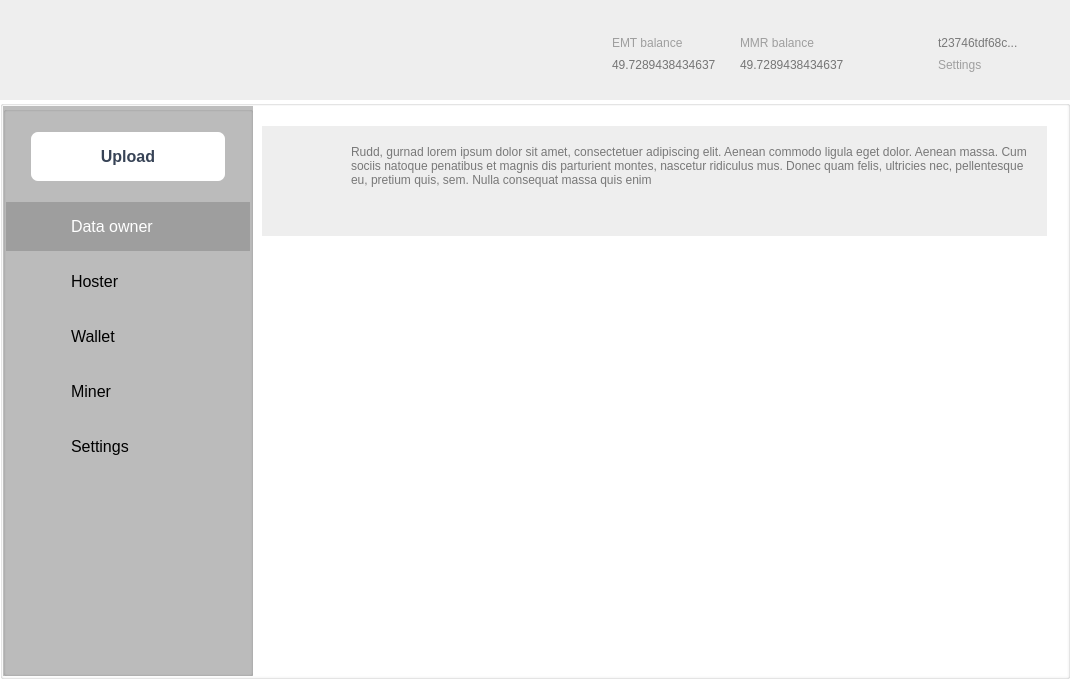
Above: memority/ui/frame.ui from Memority/memority before the change. Below: the same form after it.
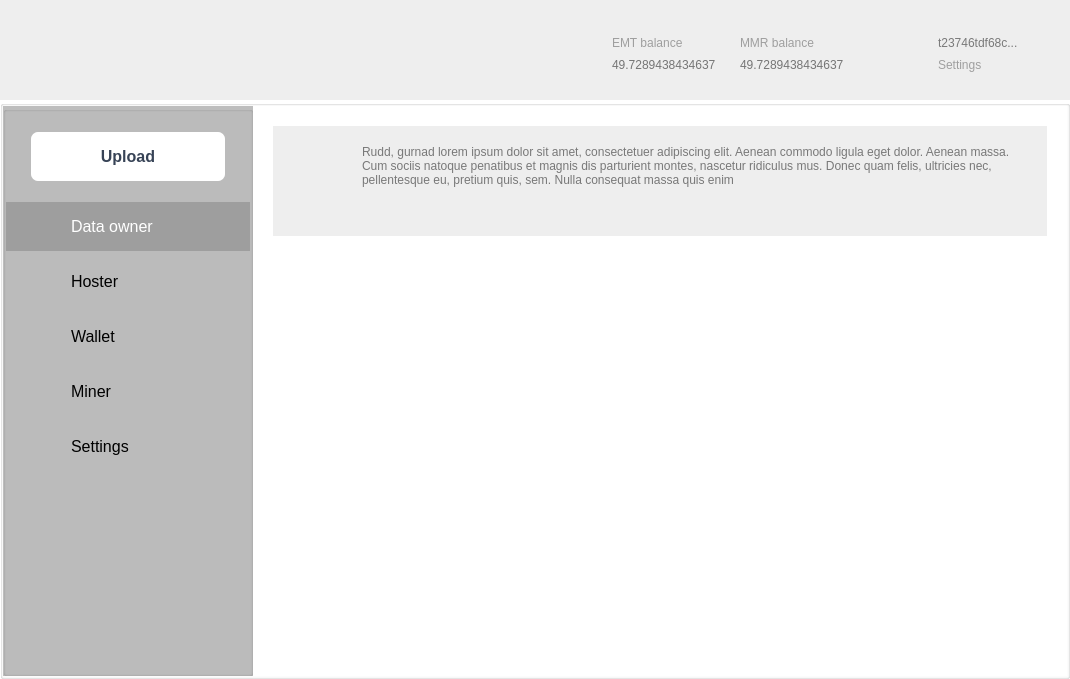
That is the form after the change. Icons and pictures are not drawn.

Patch:
```diff
--- a/memority/ui/frame.ui
+++ b/memority/ui/frame.ui
@@ -421,6 +421,9 @@
          <property name="spacing">
           <number>20</number>
          </property>
+         <property name="leftMargin">
+          <number>20</number>
+         </property>
          <property name="topMargin">
           <number>20</number>
          </property>
```
